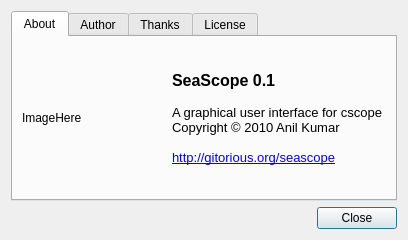
First picture: the form in src/ui/about.ui, repository anilFree/seascope, before the edit.
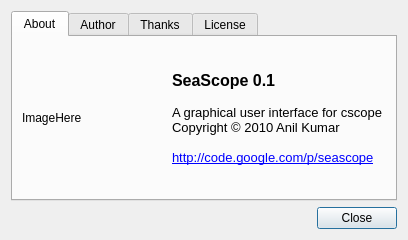
Second picture: the form after the edit. The open tabs and pages were chosen to show the change.

Diff of the .ui file:
```diff
--- a/src/ui/about.ui
+++ b/src/ui/about.ui
@@ -74,7 +74,7 @@
 &lt;p style=&quot; margin-top:0px; margin-bottom:0px; margin-left:0px; margin-right:0px; -qt-block-indent:0; text-indent:0px;&quot;&gt;A graphical user interface for cscope &lt;/p&gt;
 &lt;p style=&quot; margin-top:0px; margin-bottom:0px; margin-left:0px; margin-right:0px; -qt-block-indent:0; text-indent:0px;&quot;&gt;Copyright © 2010 Anil Kumar&lt;/p&gt;
 &lt;p style=&quot;-qt-paragraph-type:empty; margin-top:0px; margin-bottom:0px; margin-left:0px; margin-right:0px; -qt-block-indent:0; text-indent:0px;&quot;&gt;&lt;/p&gt;
-&lt;p style=&quot; margin-top:0px; margin-bottom:0px; margin-left:0px; margin-right:0px; -qt-block-indent:0; text-indent:0px;&quot;&gt;&lt;a href=&quot;http://gitorious.org/seascope&quot;&gt;&lt;span style=&quot; text-decoration: underline; color:#0000ff;&quot;&gt;http://gitorious.org/seascope&lt;/span&gt;&lt;/a&gt;&lt;/p&gt;&lt;/body&gt;&lt;/html&gt;</string>
+&lt;p style=&quot; margin-top:0px; margin-bottom:0px; margin-left:0px; margin-right:0px; -qt-block-indent:0; text-indent:0px;&quot;&gt;&lt;a href=&quot;http://code.google.com/p/seascope&quot;&gt;&lt;span style=&quot; text-decoration: underline; color:#0000ff;&quot;&gt;http://code.google.com/p/seascope&lt;/span&gt;&lt;/a&gt;&lt;/p&gt;&lt;/body&gt;&lt;/html&gt;</string>
            </property>
            <property name="alignment">
             <set>Qt::AlignLeading|Qt::AlignLeft|Qt::AlignVCenter</set>
```
Left out of the diff: 2 changed lines with no effect on the pictures.
